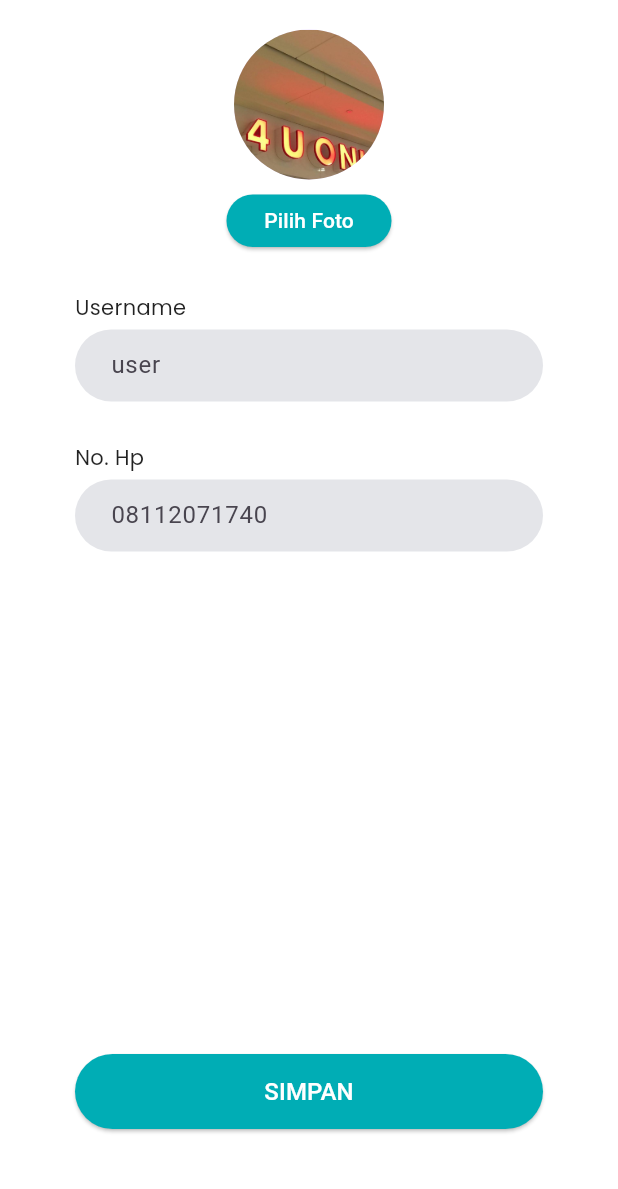
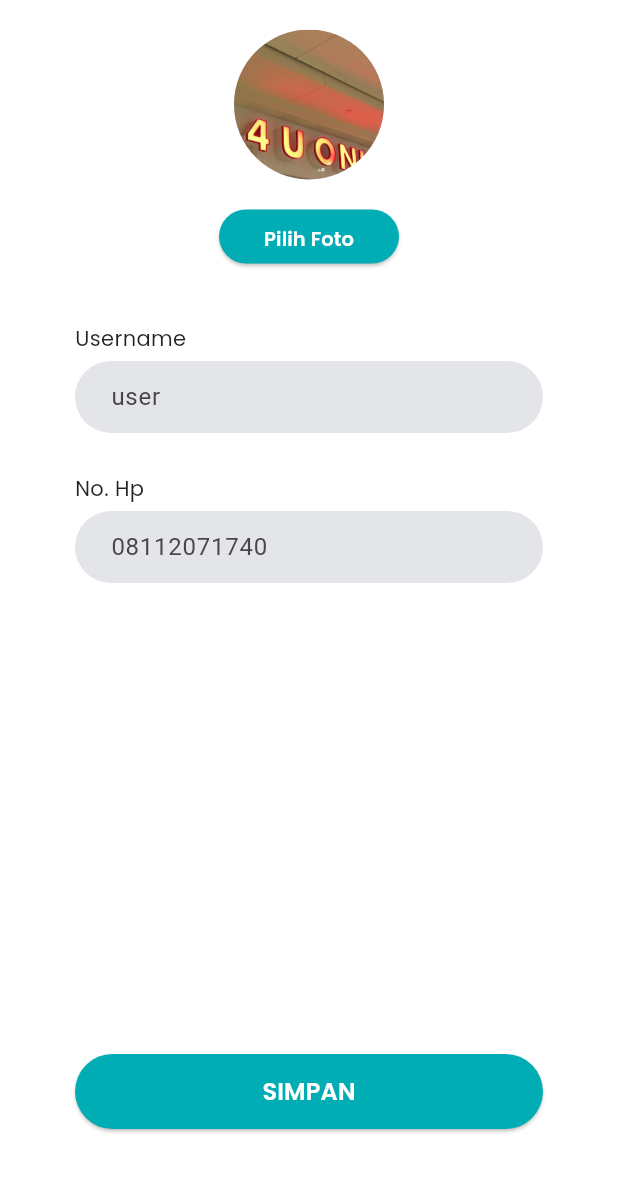
Before and after one commit to ItsREALKane/laundryku, a Flutter app: the ProfileEditPage screen opened by its route, on a phone screen of 412 x 824 dp, the part 47-1236 px from its top. Run offline on Flutter 3.47's test engine with Material 3 defaults, Android fonts, the phone set to English and light mode, and no system bars; our stand-ins replace carousel_slider, get, google_fonts, smooth_page_indicator.

Commit message:
Fix:[KN] my button

```diff
--- a/lib/login/pages/login_page.dart
+++ b/lib/login/pages/login_page.dart
@@ -49,6 +49,11 @@ class LoginPage extends StatelessWidget {
                     Get.toNamed('/navbar');
                   },
                   color: const Color(0xFF00ADB5),
+                  fontWeight: FontWeight.w600,
+                  fontSize: 16,
+                  height: 50,
+                  width: 400,
+                  borderRadius: 30,
                 ),
                 SizedBox(height: 20),
                 Row(
--- a/lib/profile/pages/edit_page.dart
+++ b/lib/profile/pages/edit_page.dart
@@ -60,20 +60,14 @@
                   backgroundImage: AssetImage('assets/image/coba.jpeg'),
                 ),
                 const SizedBox(height: 10),
-                SizedBox(
-                  width: 110,
-                  height: 35,
-                  child: ElevatedButton(
-                    onPressed: () {},
-                    style: ElevatedButton.styleFrom(
-                      backgroundColor: const Color(0xFF00ADB5),
-                      foregroundColor: Colors.white,
-                      shape: RoundedRectangleBorder(
-                        borderRadius: BorderRadius.circular(20),
-                      ),
-                    ),
-                    child: const Text('Pilih Foto'),
-                  ),
+                MyButton(
+                  text: 'Pilih Foto',
+                  onPressed: () {},
+                  color: const Color(0xFF00ADB5),
+                  width: 120,
+                  height: 36,
+                  fontWeight: FontWeight.w600,
+                  fontSize: 13,
                 ),
                 const SizedBox(height: 30),
                 Column(
@@ -122,7 +116,11 @@
                     );
                   },
                   color: const Color(0xFF00ADB5),
-                ),
+                  fontWeight: FontWeight.w600,
+                  fontSize: 16,
+                  height: 50,
+                  width: 400,
+                  ),
                 const SizedBox(height: 30),
               ],
             ),
--- a/lib/profile/pages/profile_page.dart
+++ b/lib/profile/pages/profile_page.dart
@@ -42,13 +42,16 @@ class ProfilePage extends StatelessWidget {
                       fontWeight: FontWeight.normal,
                       color: Colors.black54,
                     ),
-                    const SizedBox(height: 16),
                     MyButton(
                       text: 'Edit Profil',
                       onPressed: () {
                         Get.toNamed("/profileEdit");
                       },
                       color: const Color(0xFF00ADB5),
+                      width: 120,
+                      height: 36,
+                      fontWeight: FontWeight.w600,
+                      fontSize: 13,
                     ),
                   ],
                 ),
--- a/lib/register/pages/register_page.dart
+++ b/lib/register/pages/register_page.dart
@@ -60,6 +60,10 @@ class RegisterPage extends StatelessWidget {
                     text: "Sign Up",
                     onPressed: () {},
                     color: const Color(0xFF00ADB5),
+                    fontWeight: FontWeight.w600,
+                    fontSize: 16,
+                    height: 50,
+                    width: 400,
                   ),
                   SizedBox(height: 20),
                   Row(
--- a/lib/widget/my_button.dart
+++ b/lib/widget/my_button.dart
@@ -1,42 +1,117 @@
+// Enhanced MyButton component using MyText
 import 'package:flutter/material.dart';
+import 'package:laundryku/widget/my_text.dart';
 
 class MyButton extends StatelessWidget {
   final String text;
   final VoidCallback onPressed;
   final bool isLoading;
   final Color color;
+  final Color? textColor;
+  final Color? loadingColor;
+  final double? width;
+  final double? height;
+  final EdgeInsetsGeometry? margin;
+  final EdgeInsetsGeometry? padding;
+  final double fontSize;
+  final double borderRadius;
+  final FontWeight fontWeight;
+  final Widget? icon;
+  final bool iconAfterText;
+  final TextAlign? textAlign;
+  final double? elevation;
+  final bool useMyText;
 
-  const MyButton(
-      {required this.text,
-      required this.onPressed,
-      this.isLoading = false,
-      required this.color});
+  const MyButton({
+    Key? key,
+    required this.text,
+    required this.onPressed,
+    this.isLoading = false,
+    required this.color,
+    this.textColor = Colors.white,
+    this.loadingColor = Colors.white,
+    this.width,
+    this.height = 50.0,
+    this.margin,
+    this.padding,
+    this.fontSize = 16.0,
+    this.borderRadius = 30.0,
+    this.fontWeight = FontWeight.normal,
+    this.icon,
+    this.iconAfterText = false,
+    this.textAlign,
+    this.elevation,
+    this.useMyText = true,
+  }) : super(key: key);
 
   @override
   Widget build(BuildContext context) {
     return Container(
-      margin: const EdgeInsets.only(left: 50, right: 50, bottom: 10),
+      margin:
+          margin ?? const EdgeInsets.symmetric(horizontal: 50, vertical: 10),
       child: SizedBox(
-        height: 50,
-        width: double.infinity,
+        height: height,
+        width: width,
         child: ElevatedButton(
           style: ElevatedButton.styleFrom(
             backgroundColor: color,
-            padding:
-                const EdgeInsets.symmetric(vertical: 10),
+            foregroundColor: textColor,
+            padding: padding ?? const EdgeInsets.symmetric(vertical: 10),
             shape: RoundedRectangleBorder(
-              borderRadius: BorderRadius.circular(30),
+              borderRadius: BorderRadius.circular(borderRadius),
             ),
+            elevation: elevation,
           ),
           onPressed: isLoading ? null : onPressed,
           child: isLoading
-              ? const CircularProgressIndicator(color: Colors.white)
-              : Text(
-                  text,
-                  style: const TextStyle(fontSize: 16, color: Colors.white),
-                ),
+              ? SizedBox(
+                  height: 24,
+                  width: 24,
+                  child: CircularProgressIndicator(color: loadingColor),
+                )
+              : _buildButtonContent(),
         ),
       ),
     );
   }
+
+  Widget _buildButtonContent() {
+    Widget textWidget = useMyText
+        ? MyText(
+            text: text,
+            fontSize: fontSize,
+            fontWeight: fontWeight,
+            color: textColor ?? Colors.white,
+            textAlign: textAlign,
+          )
+        : Text(
+            text,
+            style: TextStyle(
+              fontSize: fontSize,
+              color: textColor,
+              fontWeight: fontWeight,
+            ),
+            textAlign: textAlign,
+          );
+
+    if (icon == null) {
+      return textWidget;
+    }
+
+    return Row(
+      mainAxisSize: MainAxisSize.min,
+      mainAxisAlignment: MainAxisAlignment.center,
+      children: iconAfterText
+          ? [
+              Flexible(child: textWidget),
+              SizedBox(width: 8),
+              icon!,
+            ]
+          : [
+              icon!,
+              SizedBox(width: 8),
+              Flexible(child: textWidget),
+            ],
+    );
+  }
 }
--- a/lib/widget/my_text.dart
+++ b/lib/widget/my_text.dart
@@ -1,20 +1,32 @@
 import 'package:flutter/material.dart';
 import 'package:google_fonts/google_fonts.dart';
 
+// MyText component
 class MyText extends StatelessWidget {
   final String text;
   final double fontSize;
   final FontWeight fontWeight;
   final Color color;
-  final TextAlign ?textAlign;
+  final TextAlign? textAlign;
+  final TextOverflow? overflow;
+  final int? maxLines;
+  final double? letterSpacing;
+  final double? height;
+  final TextDecoration? decoration;
 
   const MyText({
+    Key? key,
     required this.text,
     required this.fontSize,
     required this.fontWeight,
     required this.color,
     this.textAlign,
-  });
+    this.overflow,
+    this.maxLines,
+    this.letterSpacing,
+    this.height,
+    this.decoration,
+  }) : super(key: key);
 
   @override
   Widget build(BuildContext context) {
@@ -24,8 +36,13 @@ class MyText extends StatelessWidget {
         fontSize: fontSize,
         fontWeight: fontWeight,
         color: color,
+        letterSpacing: letterSpacing,
+        height: height,
+        decoration: decoration,
       ),
       textAlign: textAlign,
+      overflow: overflow,
+      maxLines: maxLines,
     );
   }
 }
```
